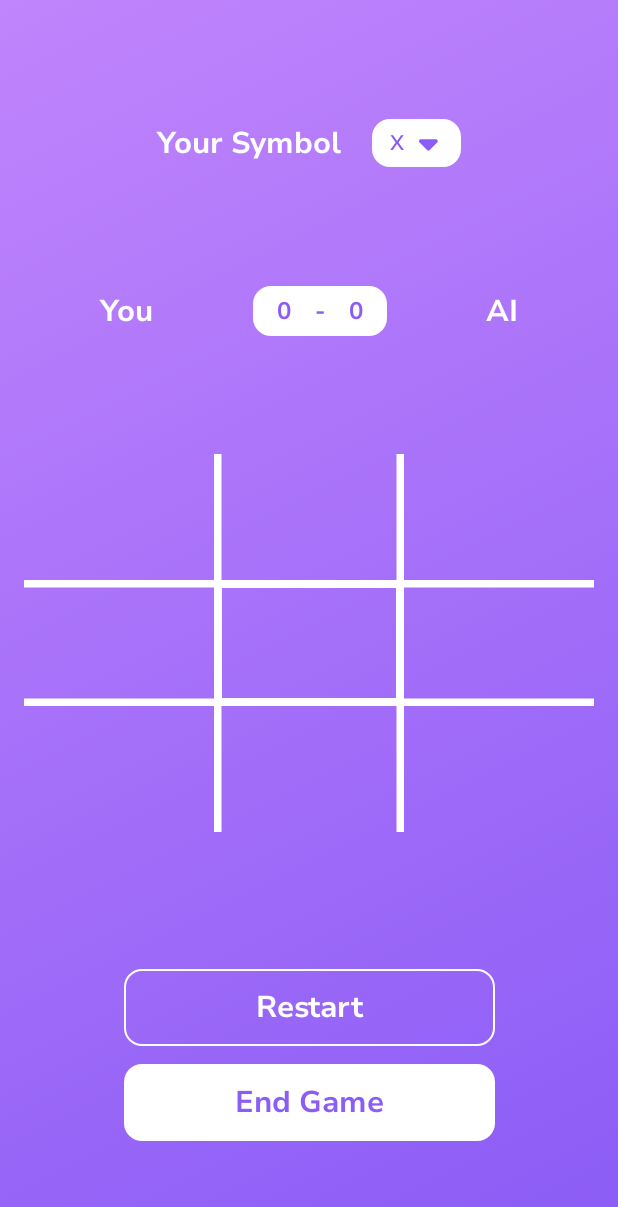
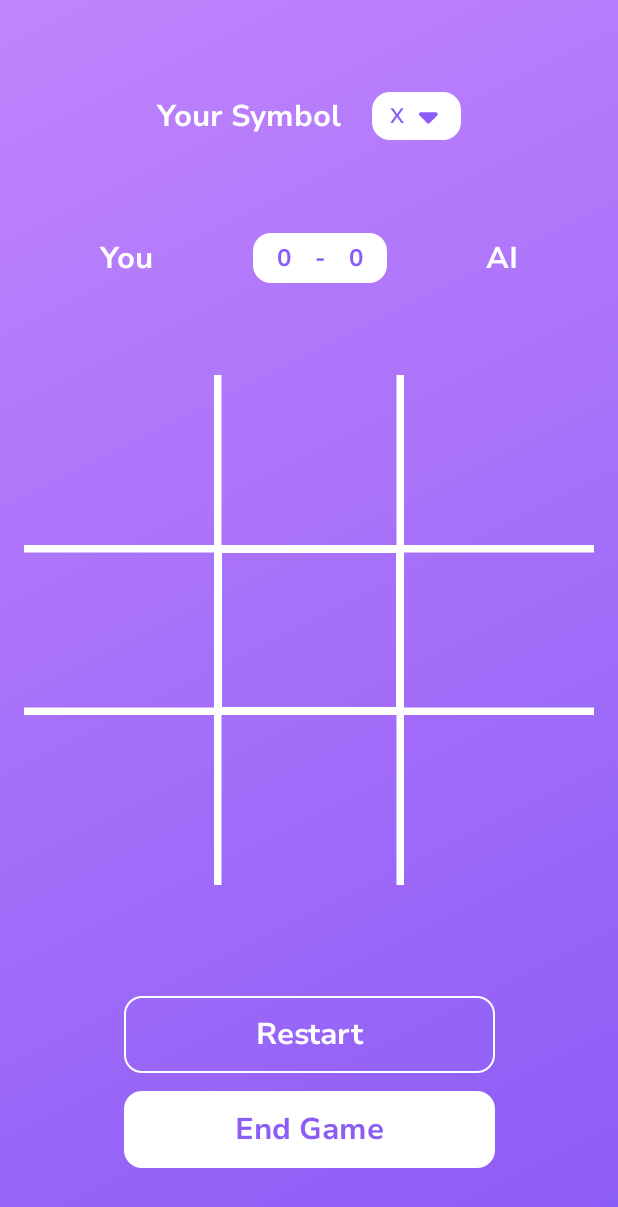
Before and after one commit to Jeyagurunathang/tictactoe, an Android app built with Jetpack Compose: the screen it shows after launch (MainActivity), on a phone screen of 412 x 824 dp. Shown: the top 1207 px of the screen. Run offline under Robolectric (Android 15) with nearby library versions, the phone set to English and light mode, and no system bars.

Commit message:
Added new font for the grid cell

```diff
--- a/app/src/main/java/com/example/tictactoe/GameGridCells.kt
+++ b/app/src/main/java/com/example/tictactoe/GameGridCells.kt
@@ -7,9 +7,12 @@
 import androidx.compose.foundation.layout.padding
 import androidx.compose.foundation.lazy.grid.GridCells
 import androidx.compose.foundation.lazy.grid.LazyVerticalGrid
+import androidx.compose.material3.Card
+import androidx.compose.material3.CardDefaults
 import androidx.compose.material3.MaterialTheme
 import androidx.compose.material3.Text
 import androidx.compose.runtime.Composable
+import androidx.compose.ui.Alignment
 import androidx.compose.ui.Modifier
 import androidx.compose.ui.draw.drawBehind
 import androidx.compose.ui.geometry.Offset
@@ -37,11 +40,7 @@
         contentPadding = PaddingValues(dimensionResource(R.dimen.large))
     ) {
         items(gameUiState.gridBoxes.size) { box ->
-            Text(
-                text = gameUiState.gridBoxes[box].cellSymbol,
-                style = MaterialTheme.typography.bodyLarge,
-                fontSize = 32.sp,
-                textAlign = TextAlign.Center,
+            Card (
                 modifier = Modifier
                     // 1st vertical line
                     .drawBehind {
@@ -92,8 +91,7 @@
                             else -> Color.Transparent
                         }
                     )
-                    .padding(dimensionResource(R.dimen.extra_large))
-//                    .padding(dimensionResource(R.dimen.medium))
+                    .padding(dimensionResource(R.dimen.medium))
                     .clickable {
                         gameViewModel.updateGridCell(
                             rowIndex = when(box) {
@@ -103,8 +101,18 @@
                             },
                             columnIndex = box
                         )
-                    }
-            )
+                    },
+                colors = CardDefaults.cardColors(
+                    containerColor = Color.Transparent,
+                    contentColor = MaterialTheme.colorScheme.onPrimary
+                )
+            ) {
+                Text(
+                    text = gameUiState.gridBoxes[box].cellSymbol,
+                    style = MaterialTheme.typography.bodyMedium,
+                    modifier = Modifier.padding(dimensionResource(R.dimen.large)).align(Alignment.CenterHorizontally)
+                )
+            }
         }
     }
 }
--- a/app/src/main/java/com/example/tictactoe/ui/theme/Type.kt
+++ b/app/src/main/java/com/example/tictactoe/ui/theme/Type.kt
@@ -15,11 +15,19 @@
     Font(R.font.nunitosans_semibold)
 )
 
+val adlamDisplay = FontFamily(
+    Font(R.font.adlam_regular)
+)
+
 // Set of Material typography styles to start with
 val Typography = Typography(
     bodySmall = TextStyle(
         fontFamily = nunitoSemiBold,
         fontSize = 18.sp
+    ),
+    bodyMedium = TextStyle(
+        fontFamily = adlamDisplay,
+        fontSize = 44.sp
     ),
     bodyLarge = TextStyle(
         fontFamily = nunitoBold,
```
Also changed, not shown: app/src/main/res/font/adlam_regular.ttf (added).
